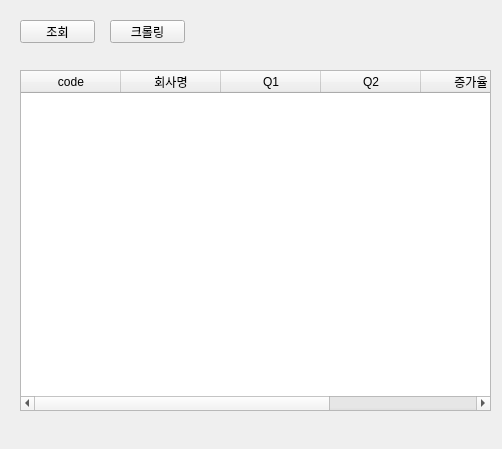
wangta69/python, file kiwoom/work/ui/stockinfo/finance.ui: the form before one commit.
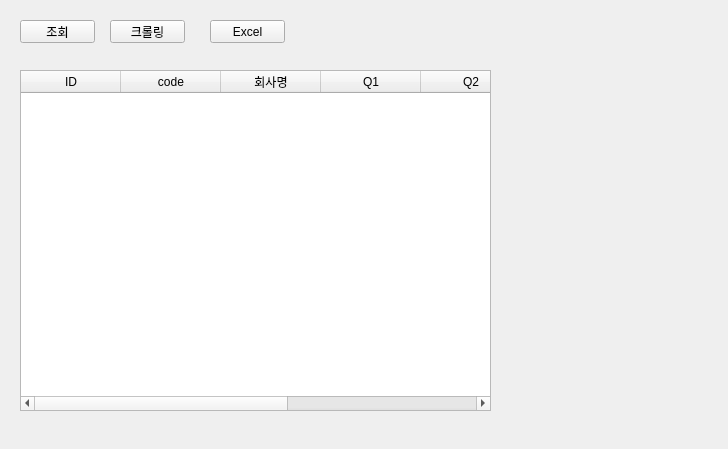
The form after the commit.

The edit to the form file:
```diff
--- a/kiwoom/work/ui/stockinfo/finance.ui
+++ b/kiwoom/work/ui/stockinfo/finance.ui
@@ -6,7 +6,7 @@
    <rect>
     <x>0</x>
     <y>0</y>
-    <width>502</width>
+    <width>728</width>
     <height>449</height>
    </rect>
   </property>
@@ -48,6 +48,14 @@
      <height>341</height>
     </rect>
    </property>
+   <property name="sortingEnabled">
+    <bool>true</bool>
+   </property>
+   <column>
+    <property name="text">
+     <string>ID</string>
+    </property>
+   </column>
    <column>
     <property name="text">
      <string>code</string>
@@ -79,6 +87,19 @@
     </property>
    </column>
   </widget>
+  <widget class="QPushButton" name="SavetoExcelAction">
+   <property name="geometry">
+    <rect>
+     <x>210</x>
+     <y>20</y>
+     <width>75</width>
+     <height>23</height>
+    </rect>
+   </property>
+   <property name="text">
+    <string>Excel</string>
+   </property>
+  </widget>
  </widget>
  <resources/>
  <connections/>
```
